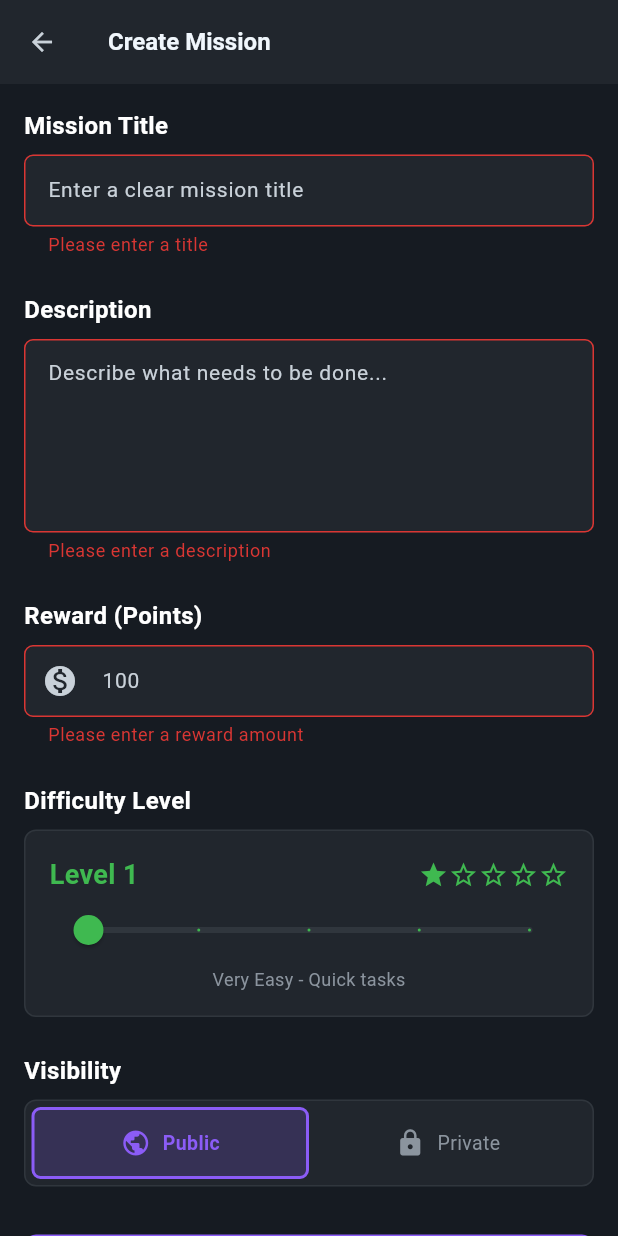
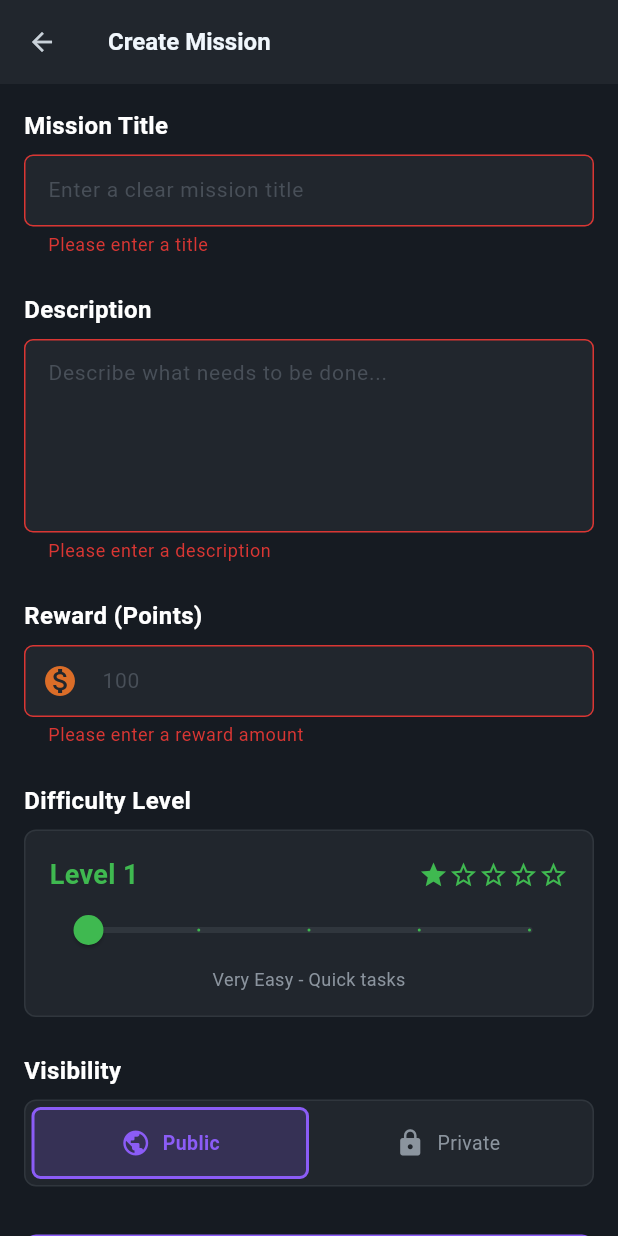
Before and after one commit to chromex21/mission-board, a Flutter app: the CreateMissionView screen opened by its route, after a tap on "Create Mission", on a phone screen of 412 x 824 dp. Run offline on Flutter 3.47's test engine with Material 3 defaults, Android fonts, the light colour scheme and no system bars; our stand-ins replace audioplayers, cloud_firestore, emoji_picker_flutter, file_picker, firebase_auth, firebase_core and 4 more; missing offline and left inert: record; accounts and stored records are empty.

Commit message:
fix: Update color references and user property names - Replace missing AppTheme colors with existing equivalents

```diff
--- a/lib/views/worker/create_mission_view.dart
+++ b/lib/views/worker/create_mission_view.dart
@@ -54,7 +54,7 @@ class _CreateMissionViewState extends State<CreateMissionView> {
                 style: const TextStyle(color: Colors.white),
                 decoration: InputDecoration(
                   hintText: 'Enter a clear mission title',
-                  hintStyle: TextStyle(color: AppTheme.grey500),
+                  hintStyle: TextStyle(color: AppTheme.grey600),
                   filled: true,
                   fillColor: AppTheme.grey800,
                   border: OutlineInputBorder(
@@ -67,7 +67,10 @@ class _CreateMissionViewState extends State<CreateMissionView> {
                   ),
                   focusedBorder: OutlineInputBorder(
                     borderRadius: BorderRadius.circular(8),
-                    borderSide: BorderSide(color: AppTheme.primaryPurple, width: 2),
+                    borderSide: BorderSide(
+                      color: AppTheme.primaryPurple,
+                      width: 2,
+                    ),
                   ),
                 ),
                 validator: (value) {
@@ -91,7 +94,7 @@ class _CreateMissionViewState extends State<CreateMissionView> {
                 maxLines: 5,
                 decoration: InputDecoration(
                   hintText: 'Describe what needs to be done...',
-                  hintStyle: TextStyle(color: AppTheme.grey500),
+                  hintStyle: TextStyle(color: AppTheme.grey600),
                   filled: true,
                   fillColor: AppTheme.grey800,
                   border: OutlineInputBorder(
@@ -104,7 +107,10 @@ class _CreateMissionViewState extends State<CreateMissionView> {
                   ),
                   focusedBorder: OutlineInputBorder(
                     borderRadius: BorderRadius.circular(8),
-                    borderSide: BorderSide(color: AppTheme.primaryPurple, width: 2),
+                    borderSide: BorderSide(
+                      color: AppTheme.primaryPurple,
+                      width: 2,
+                    ),
                   ),
                 ),
                 validator: (value) {
@@ -128,8 +134,11 @@ class _CreateMissionViewState extends State<CreateMissionView> {
                 keyboardType: TextInputType.number,
                 decoration: InputDecoration(
                   hintText: '100',
-                  hintStyle: TextStyle(color: AppTheme.grey500),
-                  prefixIcon: Icon(Icons.monetization_on, color: AppTheme.warningYellow),
+                  hintStyle: TextStyle(color: AppTheme.grey600),
+                  prefixIcon: Icon(
+                    Icons.monetization_on,
+                    color: AppTheme.warningOrange,
+                  ),
                   filled: true,
                   fillColor: AppTheme.grey800,
                   border: OutlineInputBorder(
@@ -142,7 +151,10 @@ class _CreateMissionViewState extends State<CreateMissionView> {
                   ),
                   focusedBorder: OutlineInputBorder(
                     borderRadius: BorderRadius.circular(8),
-                    borderSide: BorderSide(color: AppTheme.primaryPurple, width: 2),
+                    borderSide: BorderSide(
+                      color: AppTheme.primaryPurple,
+                      width: 2,
+                    ),
                   ),
                 ),
                 validator: (value) {
@@ -185,7 +197,9 @@ class _CreateMissionViewState extends State<CreateMissionView> {
                           children: List.generate(
                             5,
                             (index) => Icon(
-                              index < _difficulty ? Icons.star : Icons.star_border,
+                              index < _difficulty
+                                  ? Icons.star
+                                  : Icons.star_border,
                               color: _getDifficultyColor(),
                               size: 20,
                             ),
@@ -230,7 +244,9 @@ class _CreateMissionViewState extends State<CreateMissionView> {
                         label: 'Public',
                         icon: Icons.public,
                         isSelected: _visibility == MissionVisibility.public,
-                        onTap: () => setState(() => _visibility = MissionVisibility.public),
+                        onTap: () => setState(
+                          () => _visibility = MissionVisibility.public,
+                        ),
                       ),
                     ),
                     Expanded(
@@ -238,7 +254,9 @@ class _CreateMissionViewState extends State<CreateMissionView> {
                         label: 'Private',
                         icon: Icons.lock,
                         isSelected: _visibility == MissionVisibility.private,
-                        onTap: () => setState(() => _visibility = MissionVisibility.private),
+                        onTap: () => setState(
+                          () => _visibility = MissionVisibility.private,
+                        ),
                       ),
                     ),
                   ],
@@ -300,9 +318,9 @@ class _CreateMissionViewState extends State<CreateMissionView> {
       case 1:
         return AppTheme.successGreen;
       case 2:
-        return AppTheme.accentBlue;
+        return AppTheme.infoBlue;
       case 3:
-        return AppTheme.warningYellow;
+        return AppTheme.warningOrange;
       case 4:
         return Colors.orange;
       case 5:
@@ -338,7 +356,7 @@ class _CreateMissionViewState extends State<CreateMissionView> {
 
     try {
       final authProvider = context.read<AuthProvider>();
-      final currentUser = authProvider.currentUser;
+      final currentUser = authProvider.user;
 
       if (currentUser == null) {
         throw Exception('You must be logged in to create a mission');
@@ -351,18 +369,16 @@ class _CreateMissionViewState extends State<CreateMissionView> {
         reward: int.parse(_rewardController.text),
         difficulty: _difficulty,
         status: MissionStatus.open,
-        createdBy: currentUser.id,
+        createdBy: currentUser.uid,
         visibility: _visibility,
         createdAt: DateTime.now(),
       );
 
       await context.read<MissionProvider>().createMission(
             mission,
-            userName: currentUser.name,
-            userPhotoUrl: currentUser.photoUrl,
-          );
-
-      if (mounted) {
+            userName: currentUser.displayName ?? 'Anonymous',
+            userPhotoUrl: currentUser.photoURL,
+          );      if (mounted) {
         ScaffoldMessenger.of(context).showSnackBar(
           SnackBar(
             content: const Text('Mission created successfully!'),
@@ -409,7 +425,9 @@ class _VisibilityButton extends StatelessWidget {
       child: Container(
         padding: const EdgeInsets.symmetric(vertical: 12),
         decoration: BoxDecoration(
-          color: isSelected ? AppTheme.primaryPurple.withOpacity(0.2) : Colors.transparent,
+          color: isSelected
+              ? AppTheme.primaryPurple.withOpacity(0.2)
+              : Colors.transparent,
           borderRadius: BorderRadius.circular(6),
           border: isSelected
               ? Border.all(color: AppTheme.primaryPurple, width: 2)
```
Also changed, not shown: lib/views/worker/mission_feed_view.dart (+15 -14 lines), lib/views/worker/mission_marketplace_view.dart (+20 -15 lines).
